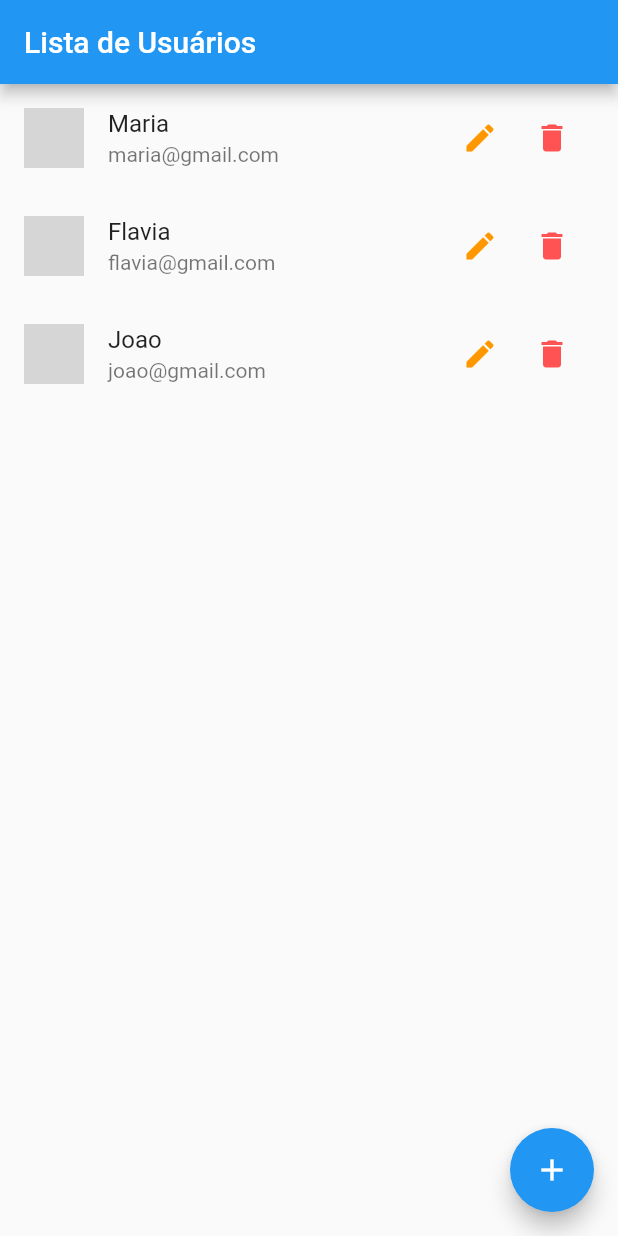
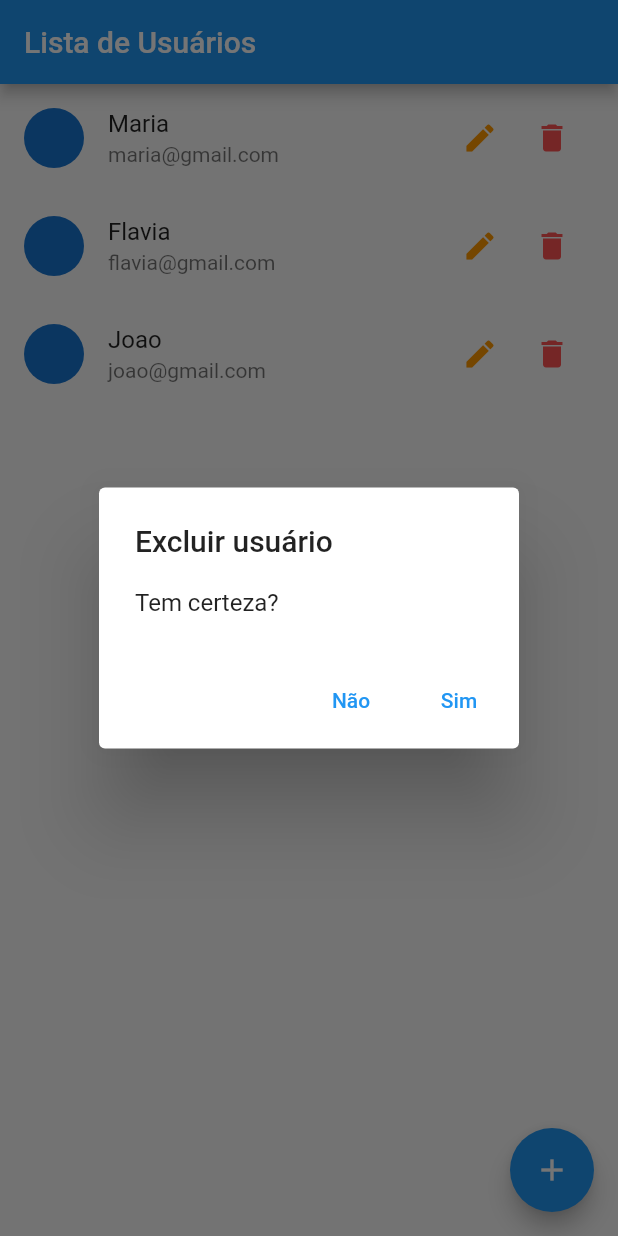
Before and after one commit to ChristianNagata/lista_de_usuarios, a Flutter app: the screen it shows after launch, after a tap on the "delete" icon, on a phone screen of 412 x 824 dp. Run offline on Flutter 3.47's test engine with Material 2 defaults, Android fonts, the phone set to English and light mode, and no system bars; network calls fail; grey boxes are pictures that could not be loaded.

Commit message:
opção de deletar usuário

```diff
--- a/lib/components/user_tile.dart
+++ b/lib/components/user_tile.dart
@@ -1,6 +1,8 @@
 import 'package:flutter/material.dart';
 import 'package:flutter_crud/models/user.dart';
+import 'package:flutter_crud/provider/users.dart';
 import 'package:flutter_crud/routes/app_routes.dart';
+import 'package:provider/provider.dart';
 
 class UserTile extends StatelessWidget {
   final User user;
@@ -31,7 +33,31 @@ class UserTile extends StatelessWidget {
               color: Colors.orange,
             ),
             IconButton(
-              onPressed: () {},
+              onPressed: () {
+                showDialog(
+                  context: context,
+                  builder: (ctx) => AlertDialog(
+                    title: const Text('Excluir usuário'),
+                    content: const Text('Tem certeza?'),
+                    actions: [
+                      TextButton(
+                        onPressed: () => Navigator.of(context).pop(false),
+                        child: const Text('Não'),
+                      ),
+                      TextButton(
+                        onPressed: () => Navigator.of(context).pop(true),
+                        child: const Text('Sim'),
+                      ),
+                    ],
+                  ),
+                ).then(
+                  (confirmed) {
+                    if (confirmed) {
+                      Provider.of<Users>(context, listen: false).remove(user);
+                    }
+                  },
+                );
+              },
               icon: const Icon(Icons.delete),
               color: Colors.redAccent,
             ),
```
